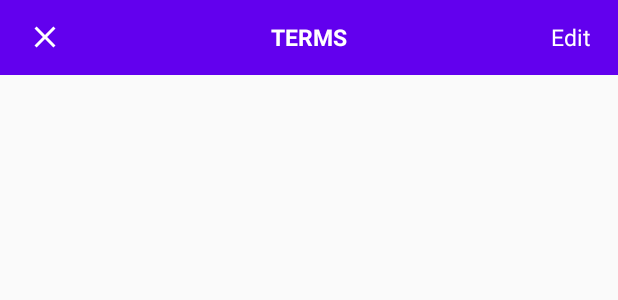
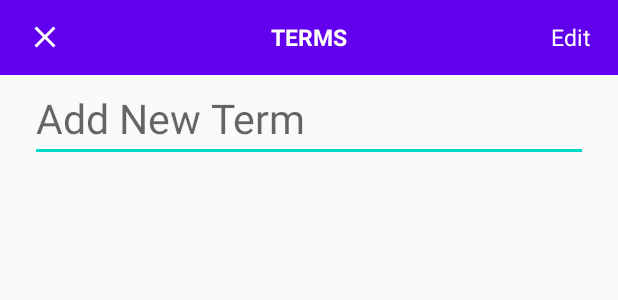
Before and after one commit to megamp15/Grades_App, an Android app: the layout activity_terms.xml on its own in the app's theme, with its tools: preview values and no code run, on a phone screen of 412 x 824 dp. Shown: the top 300 px of the screen. Run offline under Robolectric (Android 15) with nearby library versions, the phone set to English and light mode, and no system bars.

Commit message:
Added add and select functionality to terms

```diff
--- a/app/build.gradle
+++ b/app/build.gradle
@@ -32,4 +32,5 @@ dependencies {
     implementation 'androidx.appcompat:appcompat:1.2.0'
     implementation 'com.google.android.material:material:1.2.0'
     implementation "androidx.cardview:cardview:1.0.0"
+    implementation 'com.google.code.gson:gson:2.8.6'
 }
--- a/app/src/main/java/com/example/grades_app/TermsRecViewAdapter.java
+++ b/app/src/main/java/com/example/grades_app/TermsRecViewAdapter.java
@@ -5,6 +5,7 @@ import android.graphics.Color;
 import android.view.LayoutInflater;
 import android.view.View;
 import android.view.ViewGroup;
+import android.widget.ImageView;
 import android.widget.RelativeLayout;
 import android.widget.TextView;
 import android.widget.Toast;
@@ -63,12 +64,13 @@ public class TermsRecViewAdapter extends RecyclerView.Adapter<TermsRecViewAdapte
 
     public class ViewHolder extends RecyclerView.ViewHolder{
         private TextView termName;
+        private ImageView removeTerm;
         private RelativeLayout parent;
         public ViewHolder(@NonNull View itemView) {
             super(itemView);
             termName = itemView.findViewById(R.id.TermNameTxtView);
             parent = itemView.findViewById(R.id.terms_recViewParent);
+            removeTerm = itemView.findViewById(R.id.remove_term_btn);
         }
     }
-
 }
--- /dev/null
+++ b/app/src/main/res/drawable/ic_remove_circle.xml
@@ -0,0 +1,5 @@
+<vector android:height="24dp" android:tint="@color/red"
+    android:viewportHeight="22" android:viewportWidth="22"
+    android:width="24dp" xmlns:android="http://schemas.android.com/apk/res/android">
+    <path android:fillColor="@color/red" android:pathData="M12,2C6.48,2 2,6.48 2,12s4.48,10 10,10 10,-4.48 10,-10S17.52,2 12,2zM17,13L7,13v-2h10v2z"/>
+</vector>
--- a/app/src/main/res/layout/activity_terms.xml
+++ b/app/src/main/res/layout/activity_terms.xml
@@ -23,8 +23,7 @@
                 android:layout_height="wrap_content"
                 android:layout_alignParentStart="true"
                 android:layout_centerVertical="true"
-                android:src="@drawable/ic_close"
-                />
+                android:src="@drawable/ic_close" />
 
             <TextView
                 android:layout_width="wrap_content"
@@ -36,6 +35,7 @@
                 android:textStyle="bold" />
 
             <TextView
+                android:id="@+id/terms_edit_btn"
                 android:layout_width="wrap_content"
                 android:layout_height="wrap_content"
                 android:layout_alignParentEnd="true"
@@ -43,15 +43,32 @@
                 android:backgroundTint="@color/colorPrimary"
                 android:text="Edit"
                 android:textColor="@color/white"
-                android:textSize="15sp"
-                android:id="@+id/terms_edit_btn"/>
+                android:textSize="15sp" />
         </RelativeLayout>
     </RelativeLayout>
 
     <RelativeLayout
+        android:layout_width="match_parent"
+        android:layout_height="wrap_content"
+        android:layout_below="@+id/term_top_bar"
+        android:id="@+id/term_add">
+
+        <EditText
+            android:layout_width="match_parent"
+            android:layout_height="wrap_content"
+            android:layout_marginHorizontal="20dp"
+            android:id="@+id/term_add_editTxt"
+            android:hint="Add New Term"
+            android:inputType="text"
+            android:textSize="27sp"/>
+
+    </RelativeLayout>
+
+
+    <RelativeLayout
         android:layout_width="wrap_content"
         android:layout_height="match_parent"
-        android:layout_below="@+id/term_top_bar"
+        android:layout_below="@+id/term_add"
         android:layout_marginHorizontal="15dp">
 
         <androidx.recyclerview.widget.RecyclerView
--- a/app/src/main/res/values/colors.xml
+++ b/app/src/main/res/values/colors.xml
@@ -4,4 +4,5 @@
     <color name="colorPrimaryDark">#3700B3</color>
     <color name="colorAccent">#03DAC5</color>
     <color name="white">#FFFFFF</color>
+    <color name="red">#FF0000</color>
 </resources>
```
Also changed, not shown: app/src/main/java/com/example/grades_app/TermsActivity.java (+89 -12 lines), app/src/main/res/layout/terms_list_item.xml (+8 -1 lines).
